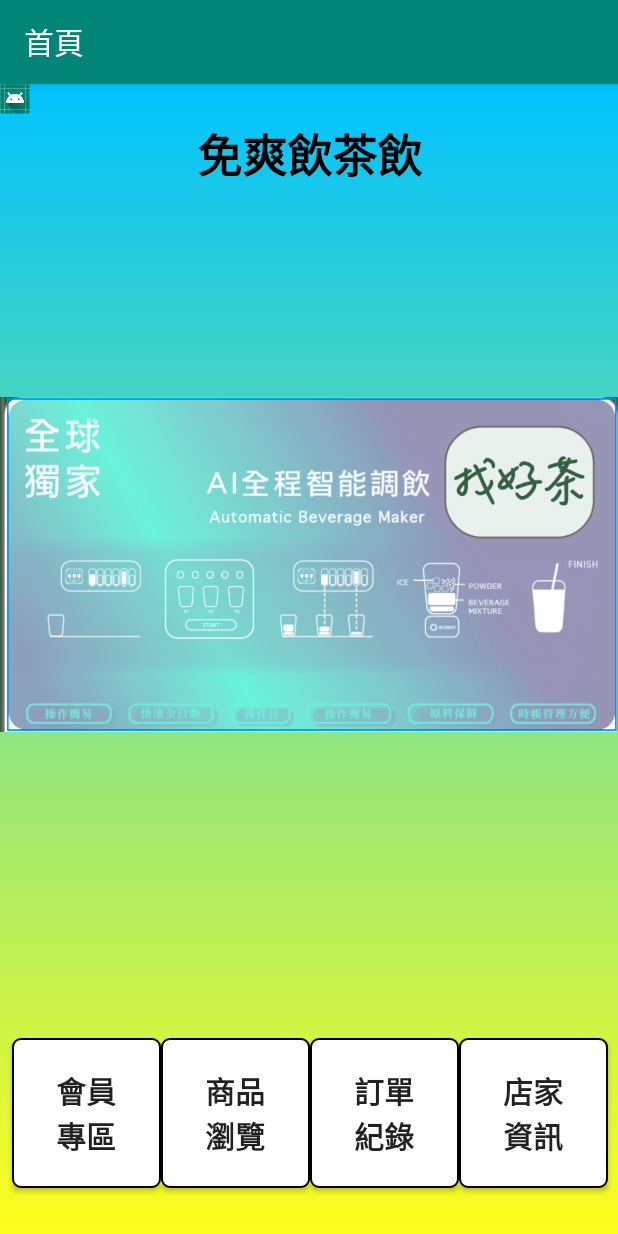
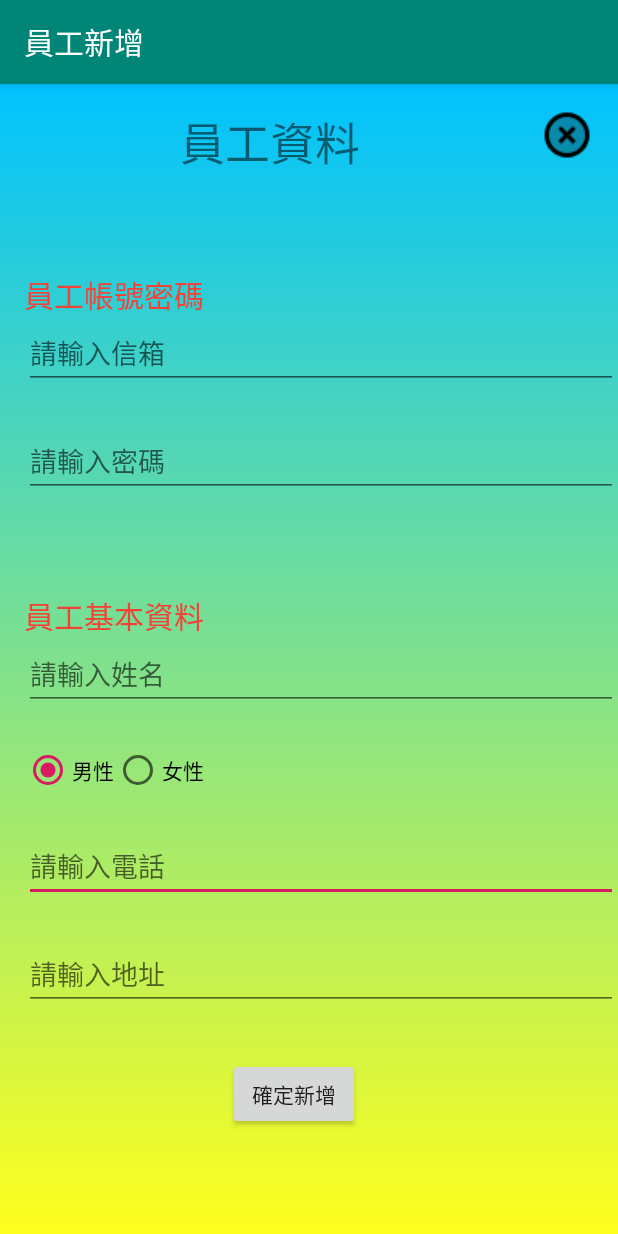
Before and after one commit to DP102-1/RelaxToDrinking, an Android app: the screen it shows after launch (MainActivity), on a phone screen of 412 x 824 dp. Run offline under Robolectric (Android 15) with nearby library versions, the phone set to English and light mode, and no system bars; our stand-ins replace Firebase (no records; nobody signed in at launch, a user with empty details on screens opened directly).

Commit message:
翁10/24

```diff
--- a/app/build.gradle
+++ b/app/build.gradle
@@ -45,4 +45,5 @@ dependencies {
 
     implementation 'com.google.android.gms:play-services-maps:17.0.0'
     implementation 'com.android.support:support-v4:28.0.0'
+    implementation 'com.google.firebase:firebase-auth:19.1.0'
 }
--- /dev/null
+++ b/app/src/main/java/com/example/relaxtodrinking/EmployeeInsertFragment.java
@@ -0,0 +1,172 @@
+package com.example.relaxtodrinking;
+/***************************************************************/
+//
+//
+//
+
+/***************************************************************/
+
+import android.app.Activity;
+import android.os.Bundle;
+
+import androidx.annotation.NonNull;
+import androidx.annotation.Nullable;
+import androidx.fragment.app.Fragment;
+import androidx.navigation.Navigation;
+
+import android.text.Editable;
+import android.text.TextWatcher;
+import android.util.Log;
+import android.view.LayoutInflater;
+import android.view.View;
+import android.view.ViewGroup;
+import android.widget.Button;
+import android.widget.EditText;
+import android.widget.ImageView;
+import android.widget.TextView;
+
+import com.example.relaxtodrinking.data.Employee;
+import com.example.relaxtodrinking.data.User;
+import com.google.firebase.auth.FirebaseAuth;
+import com.google.firebase.firestore.FirebaseFirestore;
+import com.google.firebase.storage.FirebaseStorage;
+
+import java.util.regex.Matcher;
+import java.util.regex.Pattern;
+
+public class EmployeeInsertFragment extends Fragment {
+    private String TAG = "員工新增";
+    //＝＝＝＝＝＝＝＝＝＝＝＝＝＝＝＝＝＝＝＝宣告＝＝＝＝＝＝＝＝＝＝＝＝＝＝＝＝＝＝＝＝//
+    private Activity activity;
+    private FirebaseFirestore db;
+    private FirebaseStorage storage;
+    private FirebaseAuth auth;
+
+
+    private ImageView ivExit_EmployeeInsert;
+    private ImageView ivEmail_EmployeeInsert, ivPassword_EmployeeInsert, ivName_EmployeeInsert, ivPhone_EmployeeInsert, ivAddress_EmployeeInsert;
+    private EditText etEmail_EmployeeInsert, etPassword_EmployeeInsert, etName_EmployeeInsert, etPhone_EmployeeInsert, etAddress_EmployeeInsert;
+    private TextView tvErrorEmail_EmployeeInsert, tvErrorPassword_EmployeeInsert, tvErrorName_EmployeeInsert, tvErrorPhone_EmployeeInsert, tvErrorAddress_EmployeeInsert;
+    private Button btSubmit_EmployeeInsert;
+
+    private Employee employee;
+    private User user;
+    private String emp_id = "";
+    private String user_id = "";
+    //＝＝＝＝＝＝＝＝＝＝＝＝＝＝＝＝＝＝＝＝宣告＝＝＝＝＝＝＝＝＝＝＝＝＝＝＝＝＝＝＝＝//
+    @Override
+    public void onCreate(@Nullable Bundle savedInstanceState) {
+        super.onCreate(savedInstanceState);
+        super.onCreate(savedInstanceState);
+        activity = getActivity();
+        db = FirebaseFirestore.getInstance();
+        storage = FirebaseStorage.getInstance();
+        auth = FirebaseAuth.getInstance();
+    }
+
+    @Override
+    public View onCreateView(LayoutInflater inflater, ViewGroup container,
+                             Bundle savedInstanceState) {
+        activity.setTitle("員工新增");
+        return inflater.inflate(R.layout.fragment_employee_insert, container, false);
+    }
+
+    @Override
+    public void onViewCreated(@NonNull View view, @Nullable Bundle savedInstanceState) {
+        super.onViewCreated(view, savedInstanceState);
+        ivEmail_EmployeeInsert = view.findViewById(R.id.ivEmail_EmployeeInsert);
+        ivPassword_EmployeeInsert = view.findViewById(R.id.ivPassword_EmployeeInsert);
+        ivName_EmployeeInsert = view.findViewById(R.id.ivName_EmployeeInsert);
+        ivPhone_EmployeeInsert = view.findViewById(R.id.ivPhone_EmployeeInsert);
+        ivAddress_EmployeeInsert = view.findViewById(R.id.ivAddress_EmployeeInsert);
+        etEmail_EmployeeInsert = view.findViewById(R.id.etEmail_EmployeeInsert);
+        etPassword_EmployeeInsert = view.findViewById(R.id.etPassword_EmployeeInsert);
+        etName_EmployeeInsert = view.findViewById(R.id.etName_EmployeeInsert);
+        etPhone_EmployeeInsert = view.findViewById(R.id.etPhone_EmployeeInsert);
+        etAddress_EmployeeInsert = view.findViewById(R.id.etAddress_EmployeeInsert);
+        tvErrorEmail_EmployeeInsert = view.findViewById(R.id.tvErrorEmail_EmployeeInsert);
+        tvErrorPassword_EmployeeInsert = view.findViewById(R.id.tvErrorPassword_EmployeeInsert);
+        tvErrorName_EmployeeInsert = view.findViewById(R.id.tvErrorName_EmployeeInsert);
+        tvErrorPhone_EmployeeInsert = view.findViewById(R.id.tvErrorPhone_EmployeeInsert);
+        tvErrorAddress_EmployeeInsert = view.findViewById(R.id.tvErrorAddress_EmployeeInsert);
+        btSubmit_EmployeeInsert = view.findViewById(R.id.btSubmit_EmployeeInsert);
+        //＝＝＝＝＝＝＝＝＝＝＝＝＝＝＝＝＝＝＝＝驗證信箱＝＝＝＝＝＝＝＝＝＝＝＝＝＝＝＝＝＝＝＝//
+        etEmail_EmployeeInsert.addTextChangedListener(new TextWatcher() {
+            @Override
+            public void beforeTextChanged(CharSequence charSequence, int i, int i1, int i2) {
+
+            }
+
+            @Override
+            public void onTextChanged(CharSequence charSequence, int i, int i1, int i2) {
+
+            }
+
+            @Override
+            public void afterTextChanged(Editable editable) {
+                String pattern = "\\w[-\\w.+]*@([A-Za-z0-9][-A-Za-z0-9]+\\.)+[A-Za-z]{2,14}";
+                if (!(Pattern.compile(pattern).matcher(editable.toString()).matches())) {
+                    tvErrorEmail_EmployeeInsert.setVisibility(View.VISIBLE);
+                    tvErrorEmail_EmployeeInsert.setText("不正確的信箱格式");
+                    ivEmail_EmployeeInsert.setVisibility(View.VISIBLE);
+                }
+                else
+                {
+                    tvErrorEmail_EmployeeInsert.setVisibility(View.GONE);
+                    ivEmail_EmployeeInsert.setVisibility(View.GONE);
+                }
+            }
+        });
+        //＝＝＝＝＝＝＝＝＝＝＝＝＝＝＝＝＝＝＝＝驗證信箱＝＝＝＝＝＝＝＝＝＝＝＝＝＝＝＝＝＝＝＝//
+
+
+        //＝＝＝＝＝＝＝＝＝＝＝＝＝＝＝＝＝＝＝＝驗證密碼＝＝＝＝＝＝＝＝＝＝＝＝＝＝＝＝＝＝＝＝//
+        //＝＝＝＝＝＝＝＝＝＝＝＝＝＝＝＝＝＝＝＝驗證密碼＝＝＝＝＝＝＝＝＝＝＝＝＝＝＝＝＝＝＝＝//
+
+
+        //＝＝＝＝＝＝＝＝＝＝＝＝＝＝＝＝＝＝＝＝驗證姓名＝＝＝＝＝＝＝＝＝＝＝＝＝＝＝＝＝＝＝＝//
+        //＝＝＝＝＝＝＝＝＝＝＝＝＝＝＝＝＝＝＝＝驗證姓名＝＝＝＝＝＝＝＝＝＝＝＝＝＝＝＝＝＝＝＝//
+
+
+        //＝＝＝＝＝＝＝＝＝＝＝＝＝＝＝＝＝＝＝＝驗證電話＝＝＝＝＝＝＝＝＝＝＝＝＝＝＝＝＝＝＝＝//
+        //＝＝＝＝＝＝＝＝＝＝＝＝＝＝＝＝＝＝＝＝驗證電話＝＝＝＝＝＝＝＝＝＝＝＝＝＝＝＝＝＝＝＝//
+
+
+        //＝＝＝＝＝＝＝＝＝＝＝＝＝＝＝＝＝＝＝＝驗證地址＝＝＝＝＝＝＝＝＝＝＝＝＝＝＝＝＝＝＝＝//
+        //＝＝＝＝＝＝＝＝＝＝＝＝＝＝＝＝＝＝＝＝驗證地址＝＝＝＝＝＝＝＝＝＝＝＝＝＝＝＝＝＝＝＝//
+
+
+        //＝＝＝＝＝＝＝＝＝＝＝＝＝＝＝＝＝＝＝＝點擊確定新增＝＝＝＝＝＝＝＝＝＝＝＝＝＝＝＝＝＝＝＝//
+        btSubmit_EmployeeInsert.setOnClickListener(new View.OnClickListener() {
+            @Override
+            public void onClick(View view) {
+                employee = new Employee();
+                user = new User();
+                if (emp_id.equals("") || emp_id == null){
+                    employee.setEmp_id(db.collection("Employee").document().getId());
+                }else
+                {
+                    employee.setEmp_id(emp_id);
+                }
+                employee.getEmp_email(etEmail_EmployeeInsert.getText().toString());
+                employee.getEmp_email(etEmail_EmployeeInsert.getText().toString());
+
+
+            }
+        });
+        //＝＝＝＝＝＝＝＝＝＝＝＝＝＝＝＝＝＝＝＝點擊確定新增＝＝＝＝＝＝＝＝＝＝＝＝＝＝＝＝＝＝＝＝//
+
+
+        //＝＝＝＝＝＝＝＝＝＝＝＝＝＝＝＝＝＝＝＝點擊離開＝＝＝＝＝＝＝＝＝＝＝＝＝＝＝＝＝＝＝＝//
+        ivExit_EmployeeInsert = view.findViewById(R.id.ivExit_EmployeeInsert);
+        ivExit_EmployeeInsert.setOnClickListener(new View.OnClickListener() {
+            @Override
+            public void onClick(View view) {
+                Navigation.findNavController(view).popBackStack();
+            }
+        });
+        //＝＝＝＝＝＝＝＝＝＝＝＝＝＝＝＝＝＝＝＝點擊離開＝＝＝＝＝＝＝＝＝＝＝＝＝＝＝＝＝＝＝＝//
+    }
+
+
+}
--- /dev/null
+++ b/app/src/main/java/com/example/relaxtodrinking/EmployeeManagementFragment.java
@@ -0,0 +1,31 @@
+package com.example.relaxtodrinking;
+
+
+import android.os.Bundle;
+
+import androidx.fragment.app.Fragment;
+
+import android.view.LayoutInflater;
+import android.view.View;
+import android.view.ViewGroup;
+
+
+/**
+ * A simple {@link Fragment} subclass.
+ */
+public class EmployeeManagementFragment extends Fragment {
+
+
+    public EmployeeManagementFragment() {
+        // Required empty public constructor
+    }
+
+
+    @Override
+    public View onCreateView(LayoutInflater inflater, ViewGroup container,
+                             Bundle savedInstanceState) {
+        // Inflate the layout for this fragment
+        return inflater.inflate(R.layout.fragment_employee_management, container, false);
+    }
+
+}
--- a/app/src/main/java/com/example/relaxtodrinking/ProductInsertFragment.java
+++ b/app/src/main/java/com/example/relaxtodrinking/ProductInsertFragment.java
@@ -102,7 +102,6 @@ public class ProductInsertFragment extends Fragment {
         activity.setTitle("商品新增");
         return inflater.inflate(R.layout.fragment_product_insert, container, false);
     }
-
     @Override
     public void onViewCreated(@NonNull View view, @Nullable Bundle savedInstanceState) {
         super.onViewCreated(view, savedInstanceState);
--- a/app/src/main/java/com/example/relaxtodrinking/data/Employee.java
+++ b/app/src/main/java/com/example/relaxtodrinking/data/Employee.java
@@ -69,7 +69,7 @@ public class Employee {
         this.user_id = user_id;
     }
 
-    public String getEmp_email() {
+    public String getEmp_email(String s) {
         return emp_email;
     }
 
--- a/app/src/main/res/drawable/background.xml
+++ b/app/src/main/res/drawable/background.xml
@@ -3,4 +3,5 @@
     <gradient android:startColor="#ffff1c"
         android:endColor="#00c3ff"
         android:angle="90"/>
+
 </shape>
--- /dev/null
+++ b/app/src/main/res/layout/fragment_employee_insert.xml
@@ -0,0 +1,261 @@
+<?xml version="1.0" encoding="utf-8"?>
+<androidx.constraintlayout.widget.ConstraintLayout xmlns:android="http://schemas.android.com/apk/res/android"
+    xmlns:app="http://schemas.android.com/apk/res-auto"
+    xmlns:tools="http://schemas.android.com/tools"
+    android:layout_width="match_parent"
+    android:layout_height="match_parent"
+    android:background="@drawable/background"
+    tools:context=".EmployeeInsertFragment">
+
+    <EditText
+        android:id="@+id/etPhone_EmployeeInsert"
+        android:layout_width="0dp"
+        android:layout_height="wrap_content"
+        android:layout_marginTop="24dp"
+        android:ems="10"
+        android:hint="請輸入電話"
+        android:inputType="textPersonName"
+        app:layout_constraintEnd_toStartOf="@+id/ivPhone_EmployeeInsert"
+        app:layout_constraintStart_toStartOf="@+id/rgSex_EmployeeInsert"
+        app:layout_constraintTop_toBottomOf="@+id/rgSex_EmployeeInsert" />
+
+    <TextView
+        android:id="@+id/tvDataTitle_EmployeeInsert"
+        android:layout_width="wrap_content"
+        android:layout_height="wrap_content"
+        android:layout_marginStart="16dp"
+        android:layout_marginLeft="16dp"
+        android:layout_marginTop="64dp"
+        android:text="員工基本資料"
+        android:textColor="#F44336"
+        android:textSize="20sp"
+        app:layout_constraintStart_toStartOf="parent"
+        app:layout_constraintTop_toBottomOf="@+id/etPassword_EmployeeInsert" />
+
+    <EditText
+        android:id="@+id/etName_EmployeeInsert"
+        android:layout_width="0dp"
+        android:layout_height="wrap_content"
+        android:ems="10"
+        android:hint="請輸入姓名"
+        android:inputType="textPersonName"
+        app:layout_constraintEnd_toStartOf="@+id/ivName_EmployeeInsert"
+        app:layout_constraintStart_toStartOf="@+id/tvDataTitle_EmployeeInsert"
+        app:layout_constraintTop_toBottomOf="@+id/tvDataTitle_EmployeeInsert" />
+
+    <EditText
+        android:id="@+id/etAddress_EmployeeInsert"
+        android:layout_width="0dp"
+        android:layout_height="wrap_content"
+        android:layout_marginTop="24dp"
+        android:ems="10"
+        android:hint="請輸入地址"
+        android:inputType="textPostalAddress"
+        app:layout_constraintEnd_toStartOf="@+id/ivAddress_EmployeeInsert"
+        app:layout_constraintStart_toStartOf="@+id/etPhone_EmployeeInsert"
+        app:layout_constraintTop_toBottomOf="@+id/etPhone_EmployeeInsert" />
+
+    <RadioGroup
+        android:id="@+id/rgSex_EmployeeInsert"
+        android:layout_width="wrap_content"
+        android:layout_height="wrap_content"
+        android:layout_marginTop="24dp"
+        android:orientation="horizontal"
+        app:layout_constraintStart_toStartOf="@+id/etName_EmployeeInsert"
+        app:layout_constraintTop_toBottomOf="@+id/etName_EmployeeInsert">
+
+        <RadioButton
+            android:id="@+id/rbMale_EmployeeInsert"
+            android:layout_width="wrap_content"
+            android:layout_height="wrap_content"
+            android:checked="true"
+            android:text="男性" />
+
+        <RadioButton
+            android:id="@+id/rbFemale_EmployeeInsert"
+            android:layout_width="match_parent"
+            android:layout_height="wrap_content"
+            android:text="女性" />
+    </RadioGroup>
+
+    <EditText
+        android:id="@+id/etEmail_EmployeeInsert"
+        android:layout_width="0dp"
+        android:layout_height="wrap_content"
+        android:ems="10"
+        android:hint="請輸入信箱"
+        android:inputType="textEmailAddress"
+        app:layout_constraintEnd_toStartOf="@+id/ivEmail_EmployeeInsert"
+        app:layout_constraintStart_toStartOf="@+id/tvAdminTitle_EmployeeInsert"
+        app:layout_constraintTop_toBottomOf="@+id/tvAdminTitle_EmployeeInsert" />
+
+    <EditText
+        android:id="@+id/etPassword_EmployeeInsert"
+        android:layout_width="0dp"
+        android:layout_height="wrap_content"
+        android:layout_marginTop="24dp"
+        android:ems="10"
+        android:hint="請輸入密碼"
+        android:inputType="textPassword"
+        app:layout_constraintEnd_toStartOf="@+id/ivPassword_EmployeeInsert"
+        app:layout_constraintHorizontal_bias="0.0"
+        app:layout_constraintStart_toStartOf="@+id/etEmail_EmployeeInsert"
+        app:layout_constraintTop_toBottomOf="@+id/etEmail_EmployeeInsert" />
+
+    <TextView
+        android:id="@+id/tvAdminTitle_EmployeeInsert"
+        android:layout_width="wrap_content"
+        android:layout_height="wrap_content"
+        android:layout_marginStart="16dp"
+        android:layout_marginLeft="16dp"
+        android:layout_marginTop="64dp"
+        android:text="員工帳號密碼"
+        android:textColor="#F44336"
+        android:textSize="20sp"
+        app:layout_constraintStart_toStartOf="parent"
+        app:layout_constraintTop_toBottomOf="@+id/tvTitle_EmployeeInsert" />
+
+    <ImageView
+        android:id="@+id/ivExit_EmployeeInsert"
+        android:layout_width="wrap_content"
+        android:layout_height="wrap_content"
+        android:layout_marginTop="16dp"
+        android:layout_marginEnd="16dp"
+        android:layout_marginRight="16dp"
+        android:src="@drawable/exit"
+        app:layout_constraintEnd_toEndOf="parent"
+        app:layout_constraintTop_toTopOf="parent" />
+
+    <TextView
+        android:id="@+id/tvTitle_EmployeeInsert"
+        android:layout_width="wrap_content"
+        android:layout_height="wrap_content"
+        android:layout_marginTop="16dp"
+        android:text="員工資料"
+        android:textSize="30sp"
+        app:layout_constraintEnd_toStartOf="@+id/ivExit_EmployeeInsert"
+        app:layout_constraintStart_toStartOf="parent"
+        app:layout_constraintTop_toTopOf="parent" />
+
+    <Button
+        android:id="@+id/btSubmit_EmployeeInsert"
+        android:layout_width="wrap_content"
+        android:layout_height="wrap_content"
+        android:layout_marginTop="32dp"
+        android:text="確定新增"
+        app:layout_constraintEnd_toEndOf="parent"
+        app:layout_constraintHorizontal_bias="0.47"
+        app:layout_constraintStart_toStartOf="parent"
+        app:layout_constraintTop_toBottomOf="@+id/etAddress_EmployeeInsert" />
+
+    <ImageView
+        android:id="@+id/ivEmail_EmployeeInsert"
+        android:layout_width="36dp"
+        android:layout_height="36dp"
+        android:layout_marginEnd="16dp"
+        android:layout_marginRight="16dp"
+        android:src="@drawable/format_error_hint"
+        android:visibility="gone"
+        app:layout_constraintBottom_toBottomOf="@+id/etEmail_EmployeeInsert"
+        app:layout_constraintEnd_toEndOf="parent"
+        app:layout_constraintTop_toTopOf="@+id/etEmail_EmployeeInsert" />
+
+    <ImageView
+        android:id="@+id/ivPassword_EmployeeInsert"
+        android:layout_width="36dp"
+        android:layout_height="36dp"
+        android:layout_marginEnd="16dp"
+        android:layout_marginRight="16dp"
+        android:src="@drawable/format_error_hint"
+        android:visibility="gone"
+        app:layout_constraintBottom_toBottomOf="@+id/etPassword_EmployeeInsert"
+        app:layout_constraintEnd_toEndOf="parent"
+        app:layout_constraintTop_toTopOf="@+id/etPassword_EmployeeInsert" />
+
+    <ImageView
+        android:id="@+id/ivName_EmployeeInsert"
+        android:layout_width="36dp"
+        android:layout_height="36dp"
+        android:layout_marginEnd="16dp"
+        android:layout_marginRight="16dp"
+        android:src="@drawable/format_error_hint"
+        android:visibility="gone"
+        app:layout_constraintBottom_toBottomOf="@+id/etName_EmployeeInsert"
+        app:layout_constraintEnd_toEndOf="parent"
+        app:layout_constraintTop_toTopOf="@+id/etName_EmployeeInsert" />
+
+    <ImageView
+        android:id="@+id/ivPhone_EmployeeInsert"
+        android:layout_width="36dp"
+        android:layout_height="36dp"
+        android:layout_marginEnd="16dp"
+        android:layout_marginRight="16dp"
+        android:src="@drawable/format_error_hint"
+        android:visibility="gone"
+        app:layout_constraintBottom_toBottomOf="@+id/etPhone_EmployeeInsert"
+        app:layout_constraintEnd_toEndOf="parent"
+        app:layout_constraintTop_toTopOf="@+id/etPhone_EmployeeInsert" />
+
+    <ImageView
+        android:id="@+id/ivAddress_EmployeeInsert"
+        android:layout_width="36dp"
+        android:layout_height="36dp"
+        android:layout_marginEnd="16dp"
+        android:layout_marginRight="16dp"
+        android:src="@drawable/format_error_hint"
+        android:visibility="gone"
+        app:layout_constraintBottom_toBottomOf="@+id/etAddress_EmployeeInsert"
+        app:layout_constraintEnd_toEndOf="parent"
+        app:layout_constraintTop_toTopOf="@+id/etAddress_EmployeeInsert" />
+
+    <TextView
+        android:id="@+id/tvErrorEmail_EmployeeInsert"
+        android:layout_width="wrap_content"
+        android:layout_height="wrap_content"
+        android:text="信箱尚未輸入"
+        android:textColor="#E91E63"
+        app:layout_constraintStart_toStartOf="@+id/etEmail_EmployeeInsert"
+        app:layout_constraintTop_toBottomOf="@+id/etEmail_EmployeeInsert"
+        android:visibility="gone" />
+
+    <TextView
+        android:id="@+id/tvErrorPassword_EmployeeInsert"
+        android:layout_width="wrap_content"
+        android:layout_height="wrap_content"
+        android:text="密碼尚未輸入"
+        android:textColor="#E91E63"
+        android:visibility="gone"
+        app:layout_constraintStart_toStartOf="@+id/etPassword_EmployeeInsert"
+        app:layout_constraintTop_toBottomOf="@+id/etPassword_EmployeeInsert" />
+
+    <TextView
+        android:id="@+id/tvErrorName_EmployeeInsert"
+        android:layout_width="wrap_content"
+        android:layout_height="wrap_content"
+        android:text="姓名尚未輸入"
+        android:textColor="#E91E63"
+        android:visibility="gone"
+        app:layout_constraintStart_toStartOf="@+id/etName_EmployeeInsert"
+        app:layout_constraintTop_toBottomOf="@+id/etName_EmployeeInsert" />
+
+    <TextView
+        android:id="@+id/tvErrorPhone_EmployeeInsert"
+        android:layout_width="wrap_content"
+        android:layout_height="wrap_content"
+        android:text="電話尚未輸入"
+        android:textColor="#E91E63"
+        android:visibility="gone"
+        app:layout_constraintStart_toStartOf="@+id/etPhone_EmployeeInsert"
+        app:layout_constraintTop_toBottomOf="@+id/etPhone_EmployeeInsert" />
+
+    <TextView
+        android:id="@+id/tvErrorAddress_EmployeeInsert"
+        android:layout_width="wrap_content"
+        android:layout_height="wrap_content"
+        android:text="地址尚未輸入"
+        android:textColor="#E91E63"
+        android:visibility="gone"
+        app:layout_constraintStart_toStartOf="@+id/etAddress_EmployeeInsert"
+        app:layout_constraintTop_toBottomOf="@+id/etAddress_EmployeeInsert" />
+
+</androidx.constraintlayout.widget.ConstraintLayout>
--- /dev/null
+++ b/app/src/main/res/layout/fragment_employee_management.xml
@@ -0,0 +1,30 @@
+<?xml version="1.0" encoding="utf-8"?>
+<androidx.constraintlayout.widget.ConstraintLayout xmlns:android="http://schemas.android.com/apk/res/android"
+    xmlns:app="http://schemas.android.com/apk/res-auto"
+    xmlns:tools="http://schemas.android.com/tools"
+    android:layout_width="match_parent"
+    android:layout_height="match_parent"
+    tools:context=".EmployeeManagementFragment" >
+
+    <TextView
+        android:id="@+id/tvTitle_EmployeeManagement"
+        android:layout_width="wrap_content"
+        android:layout_height="wrap_content"
+        android:layout_marginTop="16dp"
+        android:text="員工管理"
+        android:textSize="30sp"
+        app:layout_constraintEnd_toEndOf="parent"
+        app:layout_constraintStart_toEndOf="@+id/ivBack_EmployeeManagement"
+        app:layout_constraintTop_toTopOf="parent" />
+
+    <ImageView
+        android:id="@+id/ivBack_EmployeeManagement"
+        android:layout_width="wrap_content"
+        android:layout_height="wrap_content"
+        android:layout_marginStart="16dp"
+        android:layout_marginLeft="16dp"
+        android:layout_marginTop="16dp"
+        android:src="@drawable/back"
+        app:layout_constraintStart_toStartOf="parent"
+        app:layout_constraintTop_toTopOf="parent" />
+</androidx.constraintlayout.widget.ConstraintLayout>
--- a/app/src/main/res/navigation/navigation_graphs.xml
+++ b/app/src/main/res/navigation/navigation_graphs.xml
@@ -3,7 +3,7 @@
     xmlns:app="http://schemas.android.com/apk/res-auto"
     xmlns:tools="http://schemas.android.com/tools"
     android:id="@+id/navigation_graphs"
-    app:startDestination="@id/indexFragment">
+    app:startDestination="@id/employeeInsertFragment">
 
     <fragment
         android:id="@+id/productListFragment"
@@ -158,4 +158,18 @@
         android:name="com.example.relaxtodrinking.StoreManagementFragment"
         android:label="fragment_store_management"
         tools:layout="@layout/fragment_store_management" />
+    <fragment
+        android:id="@+id/employeeManagementFragment"
+        android:name="com.example.relaxtodrinking.EmployeeManagementFragment"
+        android:label="fragment_employee_management"
+        tools:layout="@layout/fragment_employee_management" >
+        <action
+            android:id="@+id/action_employeeManagementFragment_to_employeeInsertFragment"
+            app:destination="@id/employeeInsertFragment" />
+    </fragment>
+    <fragment
+        android:id="@+id/employeeInsertFragment"
+        android:name="com.example.relaxtodrinking.EmployeeInsertFragment"
+        android:label="fragment_employee_insert"
+        tools:layout="@layout/fragment_employee_insert" />
 </navigation>
```
Also changed, not shown: app/src/main/res/drawable/format_error_hint.png (added).
